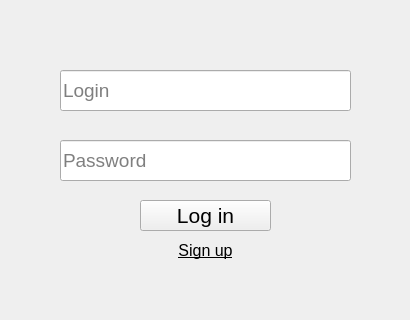
First picture: the form in client_ui.ui, repository vmariiechko/python-messenger, before the edit; both pictures show x 0 to 410 and y 153 to 473 of the 410 by 610 pixel window.
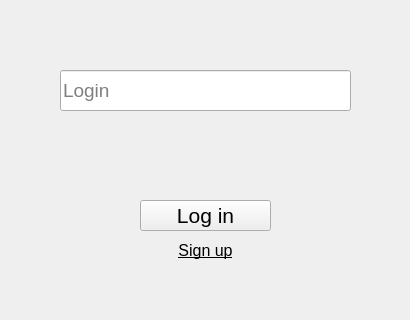
Second picture: the form after the edit. Icons and pictures are not drawn.

Commit message: Add show/hide password icon

Diff of the .ui file:
```diff
--- a/client_ui.ui
+++ b/client_ui.ui
@@ -52,27 +52,6 @@
        <string>Login</string>
       </property>
      </widget>
-     <widget class="QLineEdit" name="passwordLine1">
-      <property name="geometry">
-       <rect>
-        <x>60</x>
-        <y>200</y>
-        <width>291</width>
-        <height>41</height>
-       </rect>
-      </property>
-      <property name="font">
-       <font>
-        <pointsize>14</pointsize>
-       </font>
-      </property>
-      <property name="echoMode">
-       <enum>QLineEdit::Password</enum>
-      </property>
-      <property name="placeholderText">
-       <string>Password</string>
-      </property>
-     </widget>
      <widget class="QPushButton" name="loginButton">
       <property name="geometry">
        <rect>
```
Left out of the diff: 21 changed lines with no effect on the pictures. The commit also changes 2 other files.
